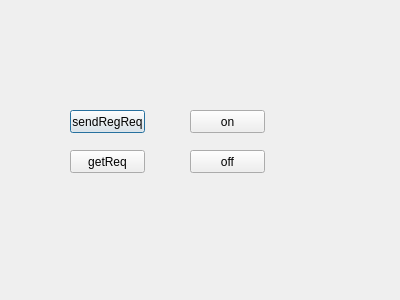
First picture: the form in dialog.ui, repository baradoid/polden-sonoff-desktop-ctrl, before the edit.
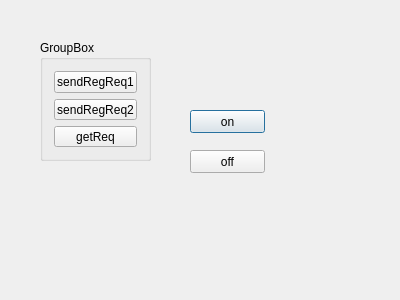
Second picture: the form after the edit.

Commit message: правки

```diff
--- a/dialog.ui
+++ b/dialog.ui
@@ -13,32 +13,6 @@
   <property name="windowTitle">
    <string>Dialog</string>
   </property>
-  <widget class="QPushButton" name="pushButtonSendReg">
-   <property name="geometry">
-    <rect>
-     <x>70</x>
-     <y>110</y>
-     <width>75</width>
-     <height>23</height>
-    </rect>
-   </property>
-   <property name="text">
-    <string>sendRegReq</string>
-   </property>
-  </widget>
-  <widget class="QPushButton" name="pushButtonGetReq">
-   <property name="geometry">
-    <rect>
-     <x>70</x>
-     <y>150</y>
-     <width>75</width>
-     <height>23</height>
-    </rect>
-   </property>
-   <property name="text">
-    <string>getReq</string>
-   </property>
-  </widget>
   <widget class="QPushButton" name="pushButton">
    <property name="geometry">
     <rect>
@@ -65,6 +39,42 @@
     <string>off</string>
    </property>
   </widget>
+  <widget class="QGroupBox" name="groupBox">
+   <property name="geometry">
+    <rect>
+     <x>40</x>
+     <y>40</y>
+     <width>111</width>
+     <height>121</height>
+    </rect>
+   </property>
+   <property name="title">
+    <string>GroupBox</string>
+   </property>
+   <layout class="QVBoxLayout" name="verticalLayout">
+    <item>
+     <widget class="QPushButton" name="pushButtonSendReg">
+      <property name="text">
+       <string>sendRegReq1</string>
+      </property>
+     </widget>
+    </item>
+    <item>
+     <widget class="QPushButton" name="pushButtonSendReg2">
+      <property name="text">
+       <string>sendRegReq2</string>
+      </property>
+     </widget>
+    </item>
+    <item>
+     <widget class="QPushButton" name="pushButtonGetReq">
+      <property name="text">
+       <string>getReq</string>
+      </property>
+     </widget>
+    </item>
+   </layout>
+  </widget>
  </widget>
  <layoutdefault spacing="6" margin="11"/>
  <resources/>
```
The commit also changes 2 other files.
